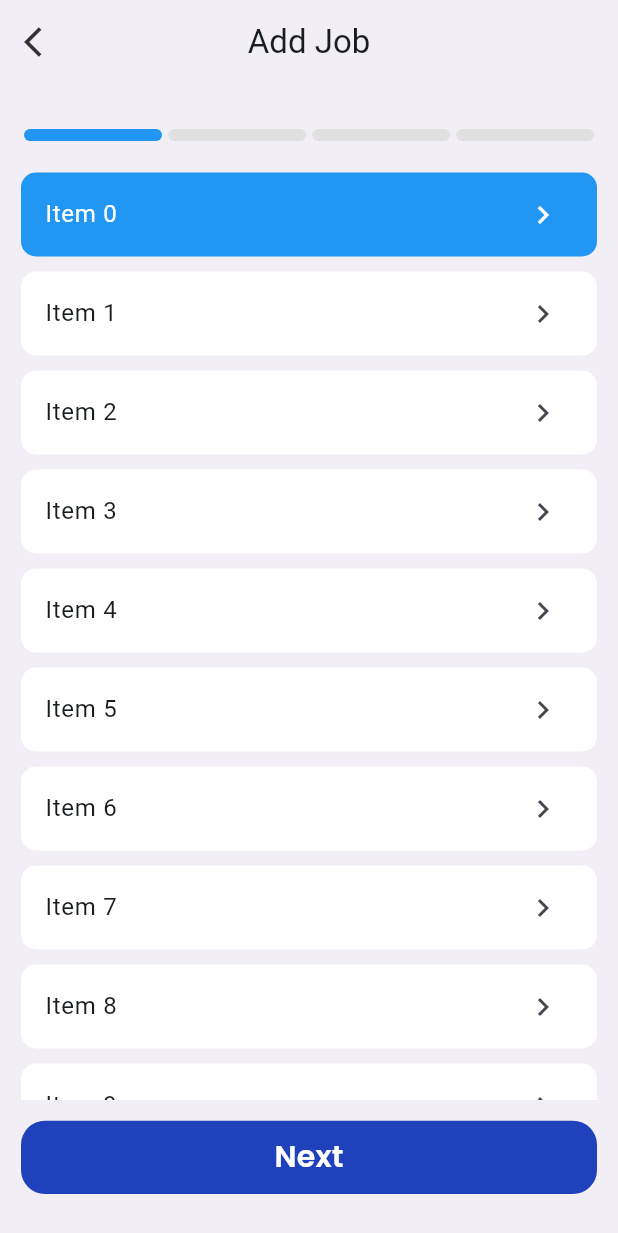
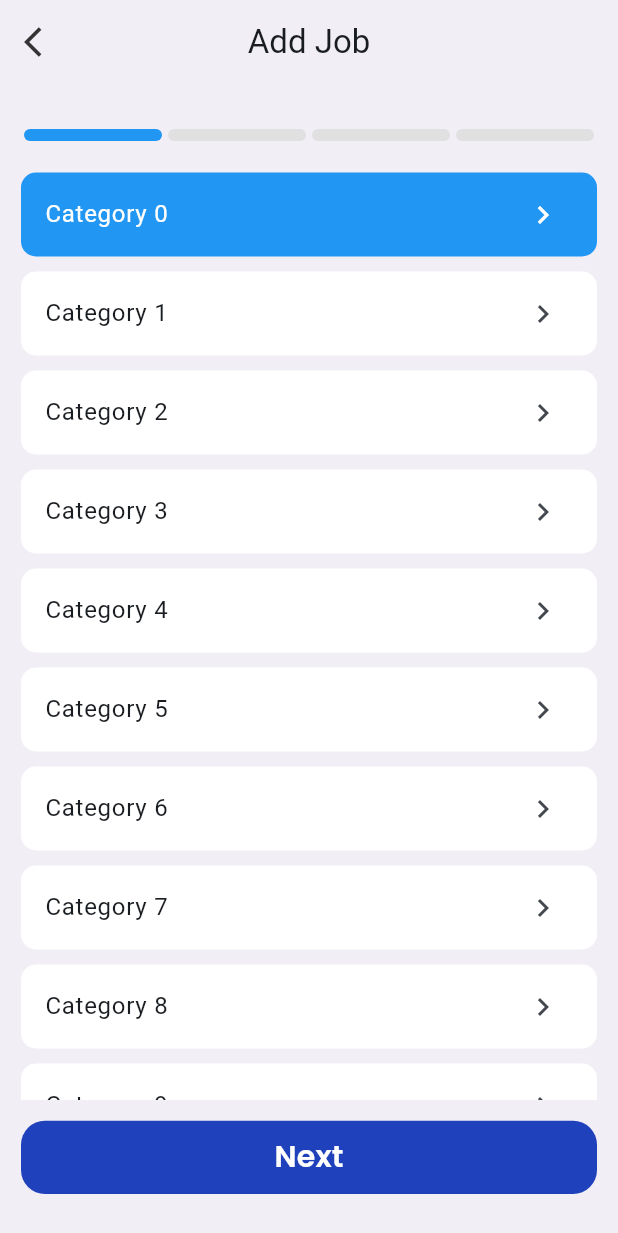
Before and after one commit to Elnahas/shaghalni, a Flutter app: the AddJobScreen screen opened by its route, on a phone screen of 412 x 824 dp. Shown: the top 1233 px of the screen. Run offline on Flutter 3.47's test engine with Material 3 defaults, Android fonts, the phone set to English and light mode, and no system bars; drawn by our look-alikes of step_progress_indicator; our stand-ins replace bloc, cached_network_image, carousel_slider, cloud_firestore, firebase_auth, firebase_core and 11 more; accounts and stored records are empty; network calls fail.

Commit message:
- add select_list_widget for select city and category

```diff
--- /dev/null
+++ b/lib/core/widgets/select_list_widget.dart
@@ -0,0 +1,57 @@
+import 'package:flutter/material.dart';
+
+class SelectListWidget extends StatefulWidget {
+  final List<String> items;
+  final int initialSelectedIndex;
+  final ValueChanged<int> onItemSelected;
+
+  const SelectListWidget({
+    super.key,
+    required this.items,
+    required this.initialSelectedIndex,
+    required this.onItemSelected,
+  });
+
+  @override
+  State<SelectListWidget> createState() => _SelectListWidgetState();
+}
+
+class _SelectListWidgetState extends State<SelectListWidget> {
+  @override
+  Widget build(BuildContext context) {
+    var currentIndex = widget.initialSelectedIndex;
+    return ListView.builder(
+      physics: const BouncingScrollPhysics(),
+      shrinkWrap: true,
+      itemCount: widget.items.length,
+      itemBuilder: (context, index) {
+        return Container(
+          margin: const EdgeInsets.symmetric(vertical: 5),
+          decoration: BoxDecoration(
+            borderRadius: BorderRadius.circular(10),
+            color: currentIndex == index ? Colors.blue : Colors.white,
+          ),
+          child: Material(
+            color: Colors.transparent,
+            borderRadius: BorderRadius.circular(10),
+            child: InkWell(
+              borderRadius: BorderRadius.circular(10),
+              onTap: () {
+                setState(() {
+                  currentIndex = index;
+                });
+                widget.onItemSelected(index);
+              },
+              child: ListTile(
+                selected: currentIndex == index,
+                selectedColor: Colors.white,
+                trailing: const Icon(Icons.chevron_right),
+                title: Text(widget.items[index]),
+              ),
+            ),
+          ),
+        );
+      },
+    );
+  }
+}
--- a/lib/features/add_job/ui/screen/add_job_screen.dart
+++ b/lib/features/add_job/ui/screen/add_job_screen.dart
@@ -3,6 +3,7 @@ import 'package:shaghalni/core/functions/show_modal_bottom_sheet.dart';
 import 'package:shaghalni/core/theming/app_colors.dart';
 import 'package:shaghalni/core/widgets/app_text_button.dart';
 
+import '../../../../core/widgets/select_list_widget.dart';
 import '../widgets/step_indicator_widgets.dart';
 
 class AddJobScreen extends StatefulWidget {
@@ -16,8 +17,36 @@ class _AddJobScreenState extends State<AddJobScreen> {
   int currentStep = 1;
   int totalSteps = 4;
 
+  int selectedCategoryIndex = 0;
+  int selectedCityIndex = 0;
+  final List<String> categories =
+      List.generate(20, (index) => 'Category $index');
+  final List<String> cities = List.generate(20, (index) => 'City $index');
+
   @override
   Widget build(BuildContext context) {
+
+    List<Widget> steps = [
+      SelectListWidget(
+        items: categories,
+        initialSelectedIndex: selectedCategoryIndex,
+        onItemSelected: (index) {
+          setState(() {
+            selectedCategoryIndex = index;
+          });
+        },
+      ),
+      SelectListWidget(
+        items: cities,
+        initialSelectedIndex: selectedCityIndex,
+        onItemSelected: (index) {
+          setState(() {
+            selectedCityIndex = index;
+          });
+        },
+      )
+    ];
+
     return PopScope(
       canPop: false,
       onPopInvoked: (didPop) async {
@@ -43,7 +72,7 @@ class _AddJobScreenState extends State<AddJobScreen> {
                 Navigator.pop(context);
               }
             },
-            icon: Icon(
+            icon: const Icon(
               Icons.arrow_back_ios,
               color: ColorsManager.black,
             ),
@@ -59,10 +88,10 @@ class _AddJobScreenState extends State<AddJobScreen> {
                 totalSteps: totalSteps,
               ),
               Expanded(
-                child: SelectCategoryListWidget(),
+                child: steps[currentStep - 1],
               ),
               Padding(
-                  padding: EdgeInsets.symmetric(vertical: 14),
+                  padding: const EdgeInsets.symmetric(vertical: 14),
                   child: currentStep == totalSteps
                       ? AppTextButton(buttonText: "Submit", onPressed: () {})
                       : AppTextButton(
@@ -79,53 +108,3 @@ class _AddJobScreenState extends State<AddJobScreen> {
     );
   }
 }
-
-class SelectCategoryListWidget extends StatefulWidget {
-  const SelectCategoryListWidget({super.key});
-
-  @override
-  State<SelectCategoryListWidget> createState() =>
-      _SelectCategoryListWidgetState();
-}
-
-class _SelectCategoryListWidgetState extends State<SelectCategoryListWidget> {
-  int currentIndexCategory = 0;
-
-  @override
-  Widget build(BuildContext context) {
-    return ListView.builder(
-      physics: BouncingScrollPhysics(),
-      shrinkWrap: true,
-      itemCount: 20,
-      itemBuilder: (context, index) {
-        return Container(
-          margin: EdgeInsets.symmetric(vertical: 5),
-          decoration: BoxDecoration(
-            borderRadius: BorderRadius.circular(10),
-            color: currentIndexCategory == index ? Colors.blue : Colors.white,
-          ),
-          child: Material(
-            color: Colors
-                .transparent, // Important to make the ripple effect visible
-            borderRadius: BorderRadius.circular(10),
-
-            child: InkWell(
-              borderRadius: BorderRadius.circular(10),
-              onTap: () {
-                setState(() {
-                  currentIndexCategory = index;
-                });
-              },
-              child: ListTile(
-                selected: currentIndexCategory == index,
-                selectedColor: Colors.white,
-                trailing: Icon(Icons.chevron_right),
-                title: Text('Item $index'),
-              ),
-            ),
-          ),
-        );
-      },
-    );
-  }
-}
```
